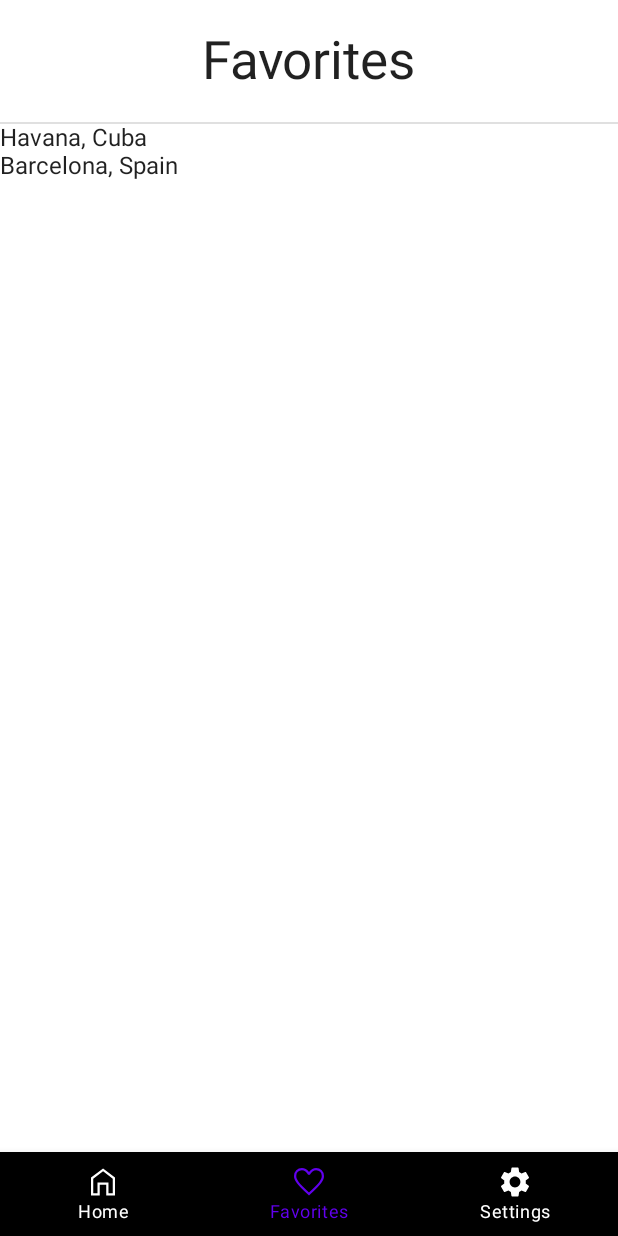
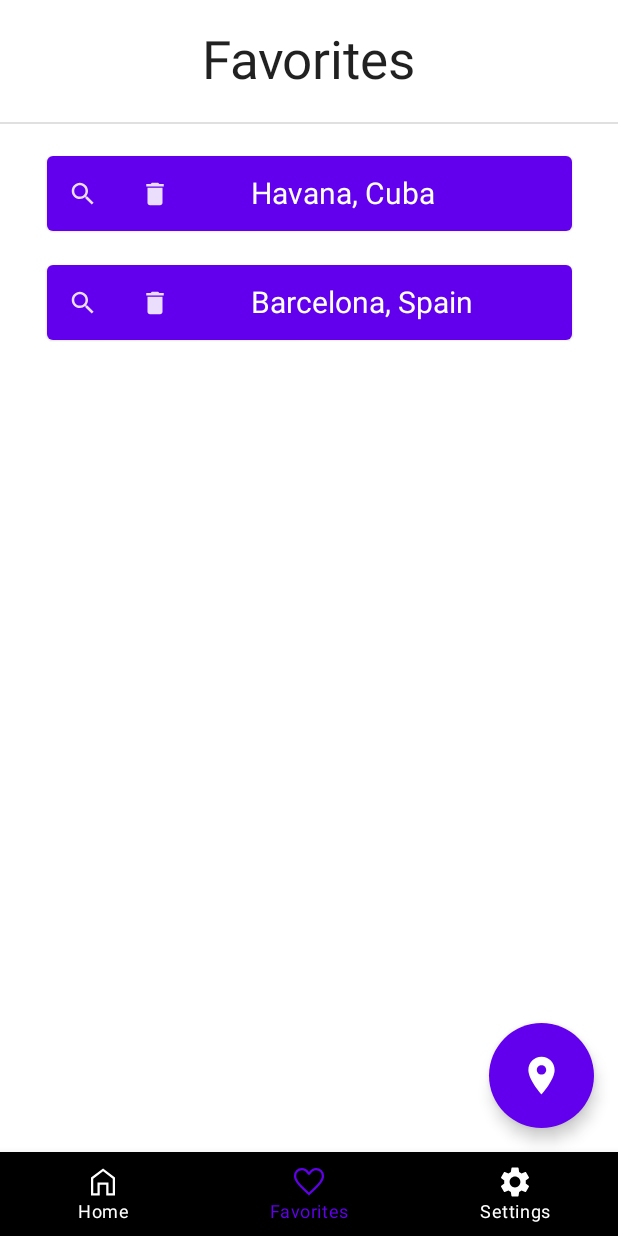
Before and after one commit to brayandm/FinalProject, an Android app built with Jetpack Compose: the screen it shows after launch once a user with an empty profile is signed in (MainActivity), item 2 of the bottom bar chosen, on a phone screen of 412 x 824 dp. Run offline under Robolectric (Android 15) with nearby library versions, the phone set to English and light mode, and no system bars; our stand-ins replace Firebase (no records; nobody signed in at launch, a user with empty details on screens opened directly), Room's generated code, livedata-compose; 2 statements that could not run were skipped.

Commit message:
Repository OK

```diff
--- a/app/src/main/java/com/example/finalproject/MainActivity.kt
+++ b/app/src/main/java/com/example/finalproject/MainActivity.kt
@@ -21,6 +21,7 @@ import androidx.navigation.compose.rememberNavController
 import com.example.finalproject.api.WeatherApiClient
 import com.example.finalproject.api.WeatherApiProvider
 import com.example.finalproject.location.fetchLocation
+import com.example.finalproject.model.CityFavorite
 import com.example.finalproject.navigation.AddBottomBarNavigation
 import com.example.finalproject.navigation.AddNavigationContent
 import com.example.finalproject.systemui.SystemUiNavigationNar
@@ -43,6 +44,10 @@ class MainActivity : ComponentActivity() {
 
         viewModel.setIsWeatherLoad(false)
         viewModel.setIsLocationLoad(false)
+        viewModel.setIsLocationCityLoad(false)
+
+        viewModel.addCityFavorite(CityFavorite(1,"Havana", "Cuba"))
+        viewModel.addCityFavorite(CityFavorite(2,"Barcelona", "Spain"))
 
         fusedLocationProviderClient = LocationServices.getFusedLocationProviderClient(this)
 
--- a/app/src/main/java/com/example/finalproject/MainViewModel.kt
+++ b/app/src/main/java/com/example/finalproject/MainViewModel.kt
@@ -5,6 +5,7 @@ import androidx.lifecycle.MutableLiveData
 import androidx.lifecycle.ViewModel
 import androidx.lifecycle.ViewModelProvider
 import com.example.finalproject.location.Location
+import com.example.finalproject.location.LocationCity
 import com.example.finalproject.model.CityFavorite
 import com.example.finalproject.model.WeatherItem
 import com.example.finalproject.navigation.BottomNavigationScreens
@@ -14,23 +15,33 @@ import java.util.*
 class MainViewModel(private val repository: CityFavoriteRepository) : ViewModel(), ViewModelProvider.Factory {
 
     private val _location = MutableLiveData<Location>(Location(.0,.0))
+    private val _locationCity = MutableLiveData<LocationCity>(LocationCity("Barcelona","Spain"))
     private val _weatherItem = MutableLiveData<WeatherItem>()
     private val _isWeatherLoad = MutableLiveData(false)
     private val _isLocationLoad = MutableLiveData(false)
+    private val _isLocationCityLoad = MutableLiveData(false)
     private val _indexBottomNavigation = MutableLiveData(0)
     private val _navigationStack = MutableLiveData(Stack<BottomNavigationScreens>())
+    private val _isMyLocation = MutableLiveData(true)
 
     val location : LiveData<Location> = _location
+    val locationCity : LiveData<LocationCity> = _locationCity
     val weatherItem : LiveData<WeatherItem> = _weatherItem
     val isWeatherLoad : LiveData<Boolean> = _isWeatherLoad
     val isLocationLoad : LiveData<Boolean> = _isLocationLoad
+    val isLocationCityLoad : LiveData<Boolean> = _isLocationCityLoad
     val indexBottomNavigation : LiveData<Int> = _indexBottomNavigation
     val navigationStack : LiveData<Stack<BottomNavigationScreens>> = _navigationStack
-
+    val isMyLocation : LiveData<Boolean> = _isMyLocation
 
     fun setLocation(location : Location)
     {
         _location.postValue(location)
+    }
+
+    fun setLocationCity(locationCity : LocationCity)
+    {
+        _locationCity.postValue(locationCity)
     }
 
     fun setWeatherItem(weatherItem : WeatherItem)
@@ -48,9 +59,19 @@ class MainViewModel(private val repository: CityFavoriteRepository) : ViewModel(
         _isLocationLoad.postValue(isLocationLoad)
     }
 
+    fun setIsLocationCityLoad(isLocationCityLoad : Boolean)
+    {
+        _isLocationCityLoad.postValue(isLocationCityLoad)
+    }
+
     fun setIndexBottomNavigation(indexBottomNavigation : Int)
     {
         _indexBottomNavigation.postValue(indexBottomNavigation)
+    }
+
+    fun setIsMyLocation(isMyLocation : Boolean)
+    {
+        _isMyLocation.postValue(isMyLocation)
     }
 
     fun getCityFavoritesFromDatabase(): LiveData<List<CityFavorite>>
--- a/app/src/main/java/com/example/finalproject/api/WeatherApiClient.kt
+++ b/app/src/main/java/com/example/finalproject/api/WeatherApiClient.kt
@@ -14,4 +14,8 @@ interface WeatherApiClient {
     fun fetchWeatherInfo(@Query(value = "lat") lat : Double,
                       @Query(value = "lon") lon : Double,
                          @Query(value = "key") key : String = ACCESS_KEY): Call<WeatherItem>
+    @GET("v2.0/current/")
+    fun fetchWeatherInfoCity(@Query(value = "city") city : String,
+                         @Query(value = "country") country : String,
+                         @Query(value = "key") key : String = ACCESS_KEY): Call<WeatherItem>
 }
--- /dev/null
+++ b/app/src/main/java/com/example/finalproject/location/LocationCity.kt
@@ -0,0 +1,3 @@
+package com.example.finalproject.location
+
+data class LocationCity(val city: String, val country: String)
--- a/app/src/main/java/com/example/finalproject/navigation/BottomNavigationScreens.kt
+++ b/app/src/main/java/com/example/finalproject/navigation/BottomNavigationScreens.kt
@@ -94,7 +94,7 @@ fun AddNavigationContent(context: MainActivity, navController: NavHostController
         }
 
         composable(BottomNavigationScreens.Favorites.route) {
-            FavoritesScreen(context)
+            FavoritesScreen(context, navController, isDarkTheme as MutableState<Boolean>)
         }
 
         composable(BottomNavigationScreens.Settings.route) {
--- a/app/src/main/java/com/example/finalproject/screens/FavoritesScreen.kt
+++ b/app/src/main/java/com/example/finalproject/screens/FavoritesScreen.kt
@@ -1,27 +1,32 @@
 package com.example.finalproject.screens
 
+import android.annotation.SuppressLint
+import androidx.compose.animation.animateContentSize
 import androidx.compose.foundation.layout.*
 import androidx.compose.foundation.rememberScrollState
 import androidx.compose.foundation.verticalScroll
-import androidx.compose.material.Divider
-import androidx.compose.material.Surface
-import androidx.compose.material.Switch
-import androidx.compose.material.Text
+import androidx.compose.material.*
 import androidx.compose.runtime.Composable
+import androidx.compose.runtime.MutableState
 import androidx.compose.runtime.livedata.observeAsState
 import androidx.compose.ui.Alignment
 import androidx.compose.ui.Modifier
+import androidx.compose.ui.res.painterResource
+import androidx.compose.ui.res.stringResource
 import androidx.compose.ui.unit.dp
 import androidx.compose.ui.unit.sp
 import androidx.navigation.NavHostController
 import androidx.navigation.compose.NavHost
 import androidx.navigation.compose.composable
 import com.example.finalproject.MainActivity
+import com.example.finalproject.R
+import com.example.finalproject.location.LocationCity
 import com.example.finalproject.model.CityFavorite
 import com.example.finalproject.navigation.BottomNavigationScreens
 
+@SuppressLint("UnusedMaterialScaffoldPaddingParameter")
 @Composable
-fun FavoritesScreen(context: MainActivity) {
+fun FavoritesScreen(context: MainActivity, navController: NavHostController, isDarkTheme: MutableState<Boolean>) {
     Column {
 
         Column(horizontalAlignment = Alignment.CenterHorizontally,
@@ -37,16 +42,87 @@ fun FavoritesScreen(context: MainActivity) {
 
         Divider(thickness = 1.dp)
 
-        context.viewModel.addCityFavorite(CityFavorite(1,"Havana", "Cuba"))
-        context.viewModel.addCityFavorite(CityFavorite(2,"Barcelona", "Spain"))
+        Spacer(modifier = Modifier.padding(10.dp))
 
         val cityFavorites = context.viewModel.getCityFavoritesFromDatabase().observeAsState()
 
-        Column() {
+        Column(horizontalAlignment = Alignment.CenterHorizontally,
+        verticalArrangement = Arrangement.Center,
+        modifier = Modifier.fillMaxSize()) {
+
             for(city in cityFavorites.value?: listOf())
             {
-                Text(text = "${city.cityName}, ${city.countryName}")
+                Row()
+                {
+
+                    Surface(
+                        shape = MaterialTheme.shapes.medium,
+                        elevation = 1.dp,
+                        // surfaceColor color will be changing gradually from primary to surface
+                        color = if(isDarkTheme.value) darkColors().primary else lightColors().primary,
+                        // animateContentSize will change the Surface size gradually
+                        modifier = Modifier
+                            .animateContentSize()
+                            .padding(1.dp)
+                            .width(350.dp)
+                            .height(50.dp),
+                    )
+                    {
+                        Row(verticalAlignment = Alignment.CenterVertically) {
+
+                            IconButton(onClick = {
+                                context.viewModel.setLocationCity(LocationCity(city.cityName, city.countryName))
+                                context.viewModel.setIsMyLocation(false)
+                                context.viewModel.setIndexBottomNavigation(0)
+                                context.viewModel.navigationStack.value!!.push(BottomNavigationScreens.Favorites)
+                                navController.navigate(BottomNavigationScreens.Home.route)}) {
+                                Icon(
+                                    painter = painterResource(id = R.drawable.ic_search),
+                                    contentDescription = "",
+                                    modifier = Modifier.size(20.dp)
+                                )
+                            }
+
+                            IconButton(onClick = { /*TODO*/ }) {
+                                Icon(
+                                    painter = painterResource(id = R.drawable.ic_delete),
+                                    contentDescription = "",
+                                    modifier = Modifier.size(20.dp)
+                                )
+                            }
+
+                            Spacer(modifier = Modifier.padding(20.dp))
+
+                            Text(text = "${city.cityName}, ${city.countryName}",
+                                color = if(isDarkTheme.value) darkColors().onPrimary else lightColors().onPrimary,
+                                fontSize = 20.sp)
+                        }
+                    }
+                }
+
+                Spacer(modifier = Modifier.padding(10.dp))
             }
+
+            Scaffold(
+                topBar = {},
+                bottomBar = {},
+                floatingActionButton = {
+                    FloatingActionButton(
+                        onClick = {
+                            context.viewModel.setIsMyLocation(true)
+                            context.viewModel.setIndexBottomNavigation(0)
+                            context.viewModel.navigationStack.value!!.push(BottomNavigationScreens.Favorites)
+                            navController.navigate(BottomNavigationScreens.Home.route) },
+                        content = {
+
+                            Icon(painter = painterResource(R.drawable.ic_location),
+                                contentDescription = "", modifier = Modifier.padding(20.dp)
+                                    .size(30.dp))
+                        },
+                        backgroundColor = MaterialTheme.colors.primary
+                    )
+                },
+                content = {})
         }
     }
 }
--- a/app/src/main/java/com/example/finalproject/screens/HomeScreen.kt
+++ b/app/src/main/java/com/example/finalproject/screens/HomeScreen.kt
@@ -1,13 +1,13 @@
 package com.example.finalproject.screens
 
+import android.annotation.SuppressLint
 import android.content.Context
 import androidx.compose.foundation.Image
 import androidx.compose.foundation.gestures.scrollable
 import androidx.compose.foundation.layout.*
 import androidx.compose.foundation.rememberScrollState
 import androidx.compose.foundation.verticalScroll
-import androidx.compose.material.Divider
-import androidx.compose.material.Text
+import androidx.compose.material.*
 import androidx.compose.material.icons.materialIcon
 import androidx.compose.runtime.Composable
 import androidx.compose.runtime.MutableState
@@ -30,20 +30,25 @@ import com.example.finalproject.MainViewModel
 import com.example.finalproject.R
 import com.example.finalproject.api.WeatherApiProvider
 import com.example.finalproject.location.Location
+import com.example.finalproject.location.LocationCity
 import com.example.finalproject.location.fetchLocation
 import com.example.finalproject.model.Data
 import com.example.finalproject.model.WeatherItem
 import com.example.finalproject.navigation.BottomNavigationScreens
 import com.google.android.gms.location.FusedLocationProviderClient
 
+@SuppressLint("UnusedMaterialScaffoldPaddingParameter")
 @Composable
 fun HomeScreen(context: MainActivity, isDarkTheme: MutableState<Boolean>, isFahrenheit: MutableState<Boolean>) {
 
     fetchLocation(context, context.fusedLocationProviderClient)
 
     val location = context.viewModel.location.observeAsState(Location(.0,.0))
+    val locationCity = context.viewModel.locationCity.observeAsState(LocationCity("Barcelona","Spain"))
     val isWeatherLoad = context.viewModel.isWeatherLoad.observeAsState(false)
     val isLocationLoad = context.viewModel.isLocationLoad.observeAsState(false)
+    val isLocationCityLoad = context.viewModel.isLocationCityLoad.observeAsState(false)
+    val isMyLocation = context.viewModel.isMyLocation.observeAsState(true)
 
     Column(modifier = Modifier.verticalScroll(rememberScrollState())) {
 
@@ -62,12 +67,22 @@ fun HomeScreen(context: MainActivity, isDarkTheme: MutableState<Boolean>, isFahr
 
         Column(horizontalAlignment = Alignment.CenterHorizontally,
             verticalArrangement = Arrangement.Center,
-            modifier = Modifier.fillMaxSize()) {
+        modifier = Modifier.fillMaxWidth()) {
 
             val provider = WeatherApiProvider()
-            provider.fetchWeatherInfo(context, location.value.latitude, location.value.longitude)
 
-            if(isWeatherLoad.value)
+            if(isMyLocation.value)
+            {
+                provider.fetchWeatherInfo(context, location.value.latitude, location.value.longitude)
+            }
+            else
+            {
+                provider.fetchWeatherInfoCity(context, locationCity.value.city, locationCity.value.country)
+            }
+
+            if(((!isMyLocation.value && isLocationCityLoad.value) ||
+                        (isMyLocation.value && isLocationLoad.value)) &&
+                isWeatherLoad.value)
             {
                 val weatherItem = context.viewModel.weatherItem.observeAsState()
 
--- /dev/null
+++ b/app/src/main/res/drawable/ic_delete.xml
@@ -0,0 +1,5 @@
+<vector android:height="24dp" android:tint="#FFFFFF"
+    android:viewportHeight="24" android:viewportWidth="24"
+    android:width="24dp" xmlns:android="http://schemas.android.com/apk/res/android">
+    <path android:fillColor="@android:color/white" android:pathData="M6,19c0,1.1 0.9,2 2,2h8c1.1,0 2,-0.9 2,-2V7H6v12zM19,4h-3.5l-1,-1h-5l-1,1H5v2h14V4z"/>
+</vector>
--- /dev/null
+++ b/app/src/main/res/drawable/ic_location.xml
@@ -0,0 +1,5 @@
+<vector android:height="24dp" android:tint="#FFFFFF"
+    android:viewportHeight="24" android:viewportWidth="24"
+    android:width="24dp" xmlns:android="http://schemas.android.com/apk/res/android">
+    <path android:fillColor="@android:color/white" android:pathData="M12,2C8.13,2 5,5.13 5,9c0,5.25 7,13 7,13s7,-7.75 7,-13c0,-3.87 -3.13,-7 -7,-7zM12,11.5c-1.38,0 -2.5,-1.12 -2.5,-2.5s1.12,-2.5 2.5,-2.5 2.5,1.12 2.5,2.5 -1.12,2.5 -2.5,2.5z"/>
+</vector>
--- /dev/null
+++ b/app/src/main/res/drawable/ic_search.xml
@@ -0,0 +1,5 @@
+<vector android:height="24dp" android:tint="#FFFFFF"
+    android:viewportHeight="24" android:viewportWidth="24"
+    android:width="24dp" xmlns:android="http://schemas.android.com/apk/res/android">
+    <path android:fillColor="@android:color/white" android:pathData="M15.5,14h-0.79l-0.28,-0.27C15.41,12.59 16,11.11 16,9.5 16,5.91 13.09,3 9.5,3S3,5.91 3,9.5 5.91,16 9.5,16c1.61,0 3.09,-0.59 4.23,-1.57l0.27,0.28v0.79l5,4.99L20.49,19l-4.99,-5zM9.5,14C7.01,14 5,11.99 5,9.5S7.01,5 9.5,5 14,7.01 14,9.5 11.99,14 9.5,14z"/>
+</vector>
```
Also changed, not shown: app/src/main/java/com/example/finalproject/api/WeatherApiProvider.kt (+43 -19 lines).
